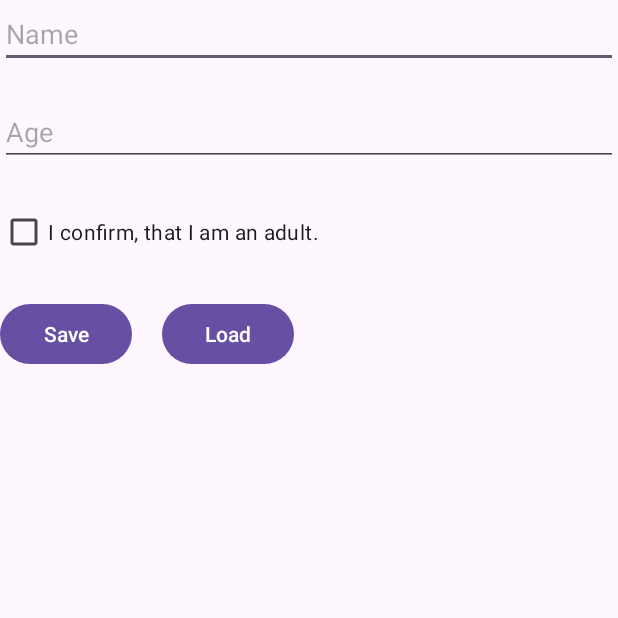
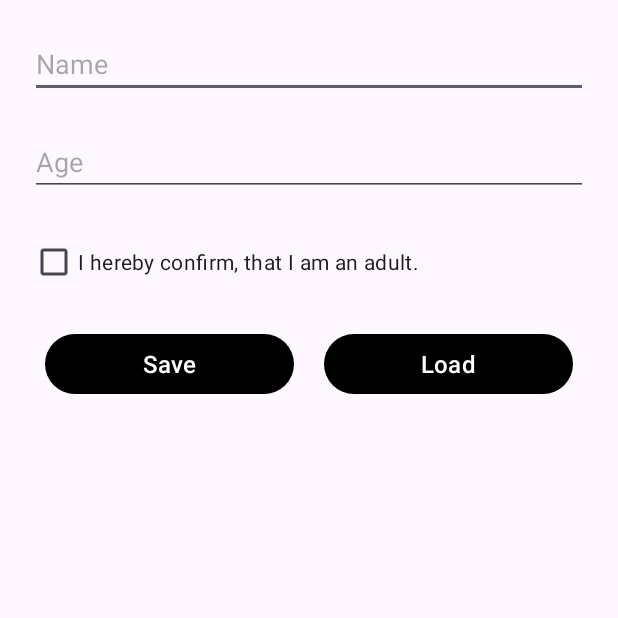
Before and after one commit to OndrejWienerUNI/github-ow-pma-2024, an Android app: the screen it shows after launch (MainActivity), on a phone screen of 412 x 824 dp, the top half of it. Run offline under Robolectric (Android 15) with nearby library versions, the phone set to English and light mode, and no system bars.

Commit message:
#8 MOD pma08_shared_preferences (added sharedPreferences functionality and some styling)

```diff
--- a/pma08_shared_preferences/app/src/main/java/com/example/pma08_shared_preferences/MainActivity.kt
+++ b/pma08_shared_preferences/app/src/main/java/com/example/pma08_shared_preferences/MainActivity.kt
@@ -1,20 +1,63 @@
 package com.example.pma08_shared_preferences
 
+import android.content.Context
 import android.os.Bundle
-import androidx.activity.enableEdgeToEdge
+import android.widget.Toast
 import androidx.appcompat.app.AppCompatActivity
-import androidx.core.view.ViewCompat
-import androidx.core.view.WindowInsetsCompat
+import com.example.pma08_shared_preferences.databinding.ActivityMainBinding
 
 class MainActivity : AppCompatActivity() {
+
+    private lateinit var binding: ActivityMainBinding
+
     override fun onCreate(savedInstanceState: Bundle?) {
         super.onCreate(savedInstanceState)
-        enableEdgeToEdge()
-        setContentView(R.layout.activity_main)
-        ViewCompat.setOnApplyWindowInsetsListener(findViewById(R.id.main)) { v, insets ->
-            val systemBars = insets.getInsets(WindowInsetsCompat.Type.systemBars())
-            v.setPadding(systemBars.left, systemBars.top, systemBars.right, systemBars.bottom)
-            insets
+
+        // Initialize binding
+        binding = ActivityMainBinding.inflate(layoutInflater)
+        setContentView(binding.root)
+
+        // Access SharedPreferences
+        val sharedPref = getSharedPreferences("myPref", Context.MODE_PRIVATE)
+        val editor = sharedPref.edit()
+
+        // Save data with an on-click listener
+        binding.btnSave.setOnClickListener {
+            val name = binding.etName.text.toString()
+            val ageString = binding.etAge.text.toString().trim()
+
+            if (ageString.isBlank()) {
+                Toast.makeText(this, "Hey, fill in the age!",
+                    Toast.LENGTH_SHORT).show()
+            } else {
+                val age = ageString.toInt()
+                val isAdult = binding.cbAdult.isChecked
+                if ((age < 18 && isAdult) || (age >= 18 && !isAdult)) {
+                    Toast.makeText(this, "That doesn't add up, so I won't save anything.",
+                        Toast.LENGTH_SHORT).show()
+                } else {
+                    Toast.makeText(this, "Alright, saving...",
+                        Toast.LENGTH_SHORT).show()
+                    editor.apply {
+                        putString("name", name)
+                        putInt("age", age)
+                        putBoolean("isAdult", isAdult)
+                        apply()
+                    }
+                }
+            }
         }
+
+        // load data with an on-click listener
+        binding.btnLoad.setOnClickListener {
+            val name = sharedPref.getString("name", null)
+            val age = sharedPref.getInt("age", 0)
+            val isAdult = sharedPref.getBoolean("isAdult", false)
+
+            binding.etName.setText(name)
+            binding.etAge.setText(age.toString())
+            binding.cbAdult.isChecked = isAdult
+        }
+
     }
 }
--- a/pma08_shared_preferences/app/src/main/res/layout/activity_main.xml
+++ b/pma08_shared_preferences/app/src/main/res/layout/activity_main.xml
@@ -42,25 +42,33 @@
         app:layout_constraintStart_toStartOf="parent"
         app:layout_constraintTop_toBottomOf="@+id/etAge" />
 
-    <Button
+    <com.google.android.material.button.MaterialButton
         android:id="@+id/btnSave"
-        android:layout_width="wrap_content"
+        android:layout_width="0dp"
         android:layout_height="wrap_content"
+        android:layout_marginTop="20dp"
         android:text="@string/btn_save"
-        android:layout_marginTop="20dp"
-        android:layout_marginEnd="20dp"
+        android:textSize="16sp"
+        android:layout_marginStart="10dp"
+        android:layout_marginEnd="10dp"
+        android:textColor="@color/white"
+        app:backgroundTint="@color/black"
         app:layout_constraintStart_toStartOf="parent"
+        app:layout_constraintEnd_toStartOf="@id/btnLoad"
         app:layout_constraintTop_toBottomOf="@+id/cbAdult" />
 
-    <Button
+    <com.google.android.material.button.MaterialButton
         android:id="@+id/btnLoad"
-        android:layout_width="wrap_content"
+        android:layout_width="0dp"
         android:layout_height="wrap_content"
-        android:layout_marginStart="20dp"
-        android:layout_marginTop="20dp"
+        android:text="@string/btn_load"
+        android:textSize="16sp"
+        android:layout_marginStart="10dp"
+        android:layout_marginEnd="10dp"
         android:textColor="@color/white"
-        android:text="@string/btn_load"
+        app:backgroundTint="@color/black"
         app:layout_constraintStart_toEndOf="@+id/btnSave"
-        app:layout_constraintTop_toBottomOf="@+id/cbAdult" />
+        app:layout_constraintEnd_toEndOf="parent"
+        app:layout_constraintTop_toTopOf="@id/btnSave" />
 
 </androidx.constraintlayout.widget.ConstraintLayout>
--- a/pma08_shared_preferences/app/src/main/res/values/strings.xml
+++ b/pma08_shared_preferences/app/src/main/res/values/strings.xml
@@ -2,7 +2,7 @@
     <string name="app_name">pma08_shared_preferences</string>.
     <string name="et_name">Name</string>
     <string name="et_age">Age</string>
-    <string name="cb_adult">I confirm, that I am an adult.</string>
+    <string name="cb_adult">I hereby confirm, that I am an adult.</string>
     <string name="btn_save">Save</string>
     <string name="btn_load">Load</string>
 </resources>
```
